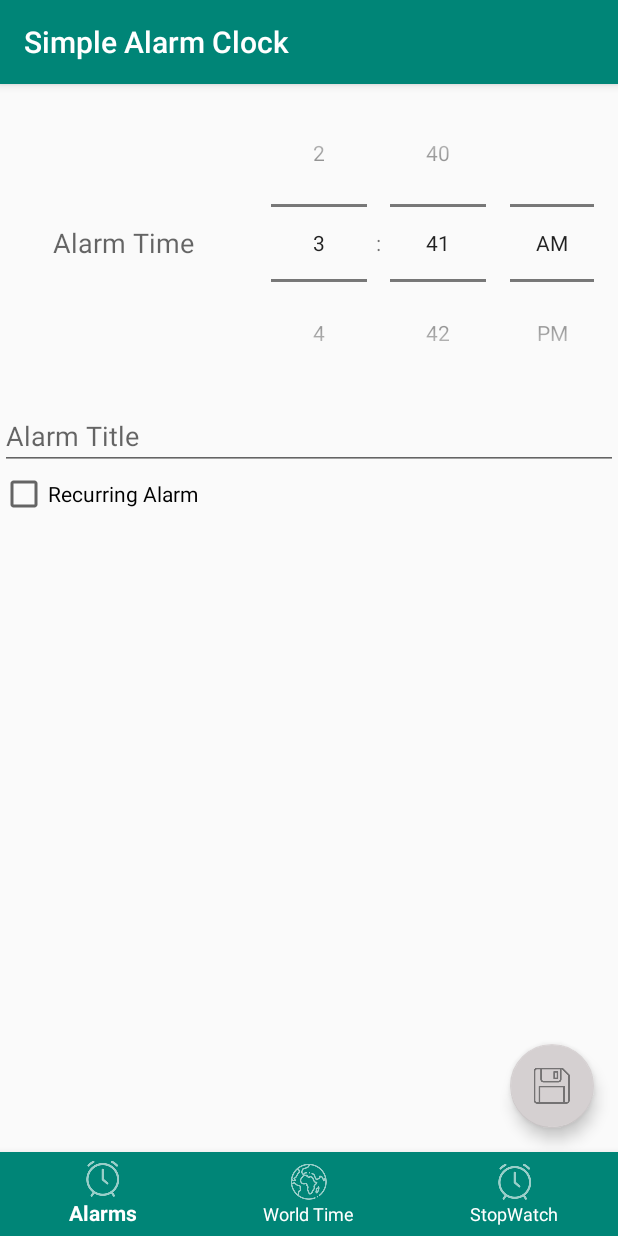
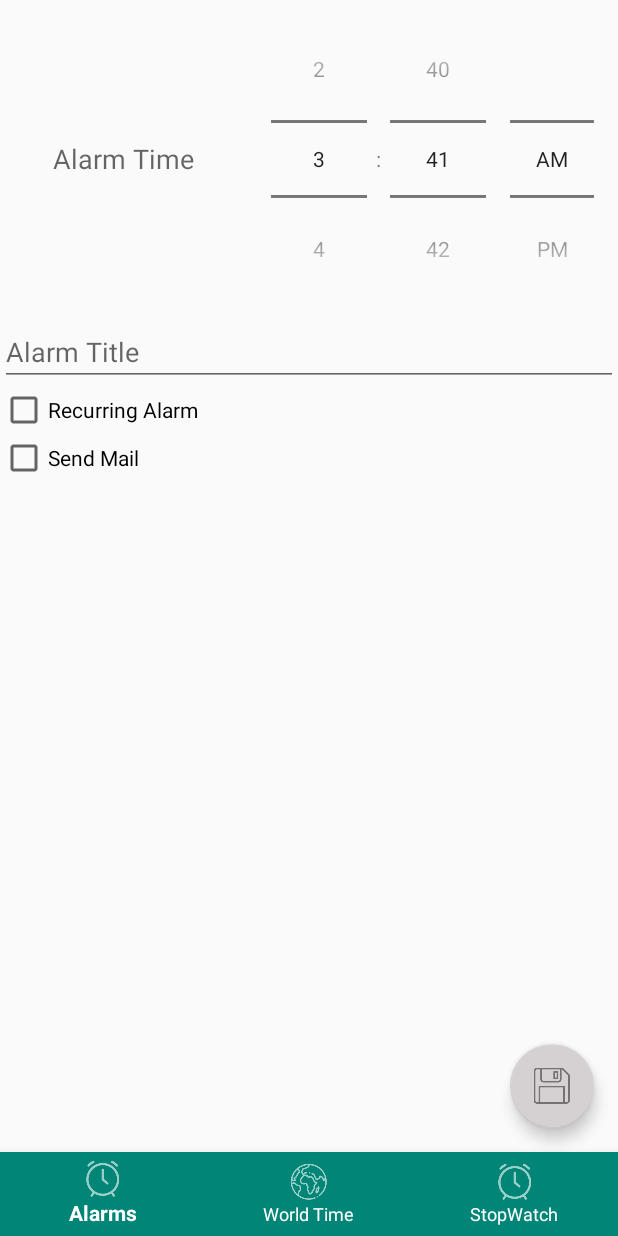
Before and after one commit to dungpv100101/PRM_ClockProject, an Android app: the CreateAlarmFragment screen opened through its navigation route, on a phone screen of 412 x 824 dp. Run offline under Robolectric (Android 15) with nearby library versions, the phone set to English and light mode, and no system bars; our stand-ins replace ButterKnife, Room's generated code, navigation-ui.

Commit message:
add send mail

```diff
--- a/app/build.gradle
+++ b/app/build.gradle
@@ -49,4 +49,8 @@ dependencies {
     // butterknife dependencies
     implementation 'com.jakewharton:butterknife:10.2.1'
     annotationProcessor 'com.jakewharton:butterknife-compiler:10.2.1'
+
+    implementation files('libs/activation.jar')
+    implementation files('libs/additionnal.jar')
+    implementation files('libs/mail.jar')
 }
--- a/app/src/main/AndroidManifest.xml
+++ b/app/src/main/AndroidManifest.xml
@@ -5,6 +5,7 @@
     <uses-permission android:name="android.permission.RECEIVE_BOOT_COMPLETED" />
     <uses-permission android:name="android.permission.FOREGROUND_SERVICE" />
     <uses-permission android:name="android.permission.VIBRATE" />
+    <uses-permission android:name="android.permission.INTERNET"/>
 
     <application
         android:name=".application.App"
--- a/app/src/main/java/com/learntodroid/simplealarmclock/activities/RingActivity.java
+++ b/app/src/main/java/com/learntodroid/simplealarmclock/activities/RingActivity.java
@@ -64,7 +64,10 @@ public class RingActivity extends AppCompatActivity {
                         false,
                         false,
                         false,
-                        false
+                        false,
+                        "",
+                        "",
+                        ""
                 );
 
                 alarm.schedule(getApplicationContext());
--- a/app/src/main/java/com/learntodroid/simplealarmclock/alarmslist/AlarmViewHolder.java
+++ b/app/src/main/java/com/learntodroid/simplealarmclock/alarmslist/AlarmViewHolder.java
@@ -50,9 +50,9 @@ public class AlarmViewHolder extends RecyclerView.ViewHolder {
         }
 
         if (alarm.getTitle().length() != 0) {
-            alarmTitle.setText(String.format("%s | %d | %d", alarm.getTitle(), alarm.getAlarmId(), alarm.getCreated()));
+            alarmTitle.setText(String.format("%s", alarm.getTitle()));
         } else {
-            alarmTitle.setText(String.format("%s | %d | %d", "Alarm", alarm.getAlarmId(), alarm.getCreated()));
+            alarmTitle.setText(String.format("%s", "No Title"));
         }
 
         alarmStarted.setOnCheckedChangeListener(new CompoundButton.OnCheckedChangeListener() {
--- a/app/src/main/java/com/learntodroid/simplealarmclock/createalarm/CreateAlarmFragment.java
+++ b/app/src/main/java/com/learntodroid/simplealarmclock/createalarm/CreateAlarmFragment.java
@@ -32,6 +32,7 @@ public class CreateAlarmFragment extends Fragment {
     @BindView(R.id.fragment_createalarm_scheduleAlarm)
     FloatingActionButton scheduleAlarm;
     @BindView(R.id.fragment_createalarm_recurring) CheckBox recurring;
+    @BindView(R.id.fragment_createalarm_isSendMail) CheckBox isSendMail;
     @BindView(R.id.fragment_createalarm_checkMon) CheckBox mon;
     @BindView(R.id.fragment_createalarm_checkTue) CheckBox tue;
     @BindView(R.id.fragment_createalarm_checkWed) CheckBox wed;
@@ -39,7 +40,11 @@ public class CreateAlarmFragment extends Fragment {
     @BindView(R.id.fragment_createalarm_checkFri) CheckBox fri;
     @BindView(R.id.fragment_createalarm_checkSat) CheckBox sat;
     @BindView(R.id.fragment_createalarm_checkSun) CheckBox sun;
+    @BindView(R.id.fragment_createalarm_mailTo) EditText mailTo;
+    @BindView(R.id.fragment_createalarm_mailTitle) EditText mailTitle;
+    @BindView(R.id.fragment_createalarm_mailContent) EditText mailContent;
     @BindView(R.id.fragment_createalarm_recurring_options) LinearLayout recurringOptions;
+    @BindView(R.id.fragment_createalarm_mail) LinearLayout mailOptions;
 
     private CreateAlarmViewModel createAlarmViewModel;
 
@@ -64,6 +69,17 @@ public class CreateAlarmFragment extends Fragment {
                     recurringOptions.setVisibility(View.VISIBLE);
                 } else {
                     recurringOptions.setVisibility(View.GONE);
+                }
+            }
+        });
+
+        isSendMail.setOnCheckedChangeListener(new CompoundButton.OnCheckedChangeListener() {
+            @Override
+            public void onCheckedChanged(CompoundButton compoundButton, boolean isChecked) {
+                if (isChecked) {
+                    mailOptions.setVisibility(View.VISIBLE);
+                } else {
+                    mailOptions.setVisibility(View.GONE);
                 }
             }
         });
@@ -96,7 +112,10 @@ public class CreateAlarmFragment extends Fragment {
                 thu.isChecked(),
                 fri.isChecked(),
                 sat.isChecked(),
-                sun.isChecked()
+                sun.isChecked(),
+                mailTo.getText().toString(),
+                mailTitle.getText().toString(),
+                mailContent.getText().toString()
         );
 
         createAlarmViewModel.insert(alarm);
--- a/app/src/main/res/layout/fragment_createalarm.xml
+++ b/app/src/main/res/layout/fragment_createalarm.xml
@@ -49,8 +49,8 @@
             android:layout_height="wrap_content"
             android:checked="false"
             android:text="Recurring Alarm"
-            app:layout_constraintStart_toStartOf="parent"
             app:layout_constraintTop_toBottomOf="@+id/fragment_createalarm_title" />
+
 
         <LinearLayout
             android:id="@+id/fragment_createalarm_recurring_options"
@@ -104,7 +104,41 @@
 
         </LinearLayout>
 
+        <CheckBox
+            android:id="@+id/fragment_createalarm_isSendMail"
+            android:layout_width="match_parent"
+            android:layout_height="wrap_content"
+            android:checked="false"
+            android:text="Send Mail"
+            app:layout_constraintTop_toBottomOf="@+id/fragment_createalarm_recurring_options"
+            tools:layout_editor_absoluteX="-45dp" />
 
+        <LinearLayout
+            android:id="@+id/fragment_createalarm_mail"
+            android:layout_width="match_parent"
+            android:layout_height="wrap_content"
+            android:orientation="vertical"
+            android:visibility="gone"
+            app:layout_constraintTop_toBottomOf="@+id/fragment_createalarm_isSendMail">
+
+            <EditText
+                android:id="@+id/fragment_createalarm_mailTo"
+                android:layout_width="match_parent"
+                android:layout_height="wrap_content"
+                android:hint="To"/>
+
+            <EditText
+                android:id="@+id/fragment_createalarm_mailTitle"
+                android:layout_width="match_parent"
+                android:layout_height="wrap_content"
+                android:hint="Subject"/>
+
+            <EditText
+                android:id="@+id/fragment_createalarm_mailContent"
+                android:layout_width="match_parent"
+                android:layout_height="wrap_content"
+                android:hint="Content"/>
+        </LinearLayout>
         <com.google.android.material.floatingactionbutton.FloatingActionButton
             android:id="@+id/fragment_createalarm_scheduleAlarm"
             android:layout_width="wrap_content"
--- a/app/src/main/res/values/styles.xml
+++ b/app/src/main/res/values/styles.xml
@@ -1,7 +1,7 @@
 <resources>
 
     <!-- Base application theme. -->
-    <style name="AppTheme" parent="Theme.AppCompat.Light.DarkActionBar">
+    <style name="AppTheme" parent="Theme.AppCompat.Light.NoActionBar">
         <!-- Customize your theme here. -->
         <item name="colorPrimary">@color/colorPrimary</item>
         <item name="colorPrimaryDark">@color/colorPrimaryDark</item>
```
Also changed, not shown: app/src/main/java/com/learntodroid/simplealarmclock/broadcastreceiver/AlarmBroadcastReceiver.java (+9 -0 lines), app/src/main/java/com/learntodroid/simplealarmclock/data/Alarm.java (+43 -1 lines), app/src/main/java/com/learntodroid/simplealarmclock/mail/JavaMailAPI.java (added, +63 -0 lines), app/src/main/java/com/learntodroid/simplealarmclock/service/AlarmService.java (+11 -0 lines).
